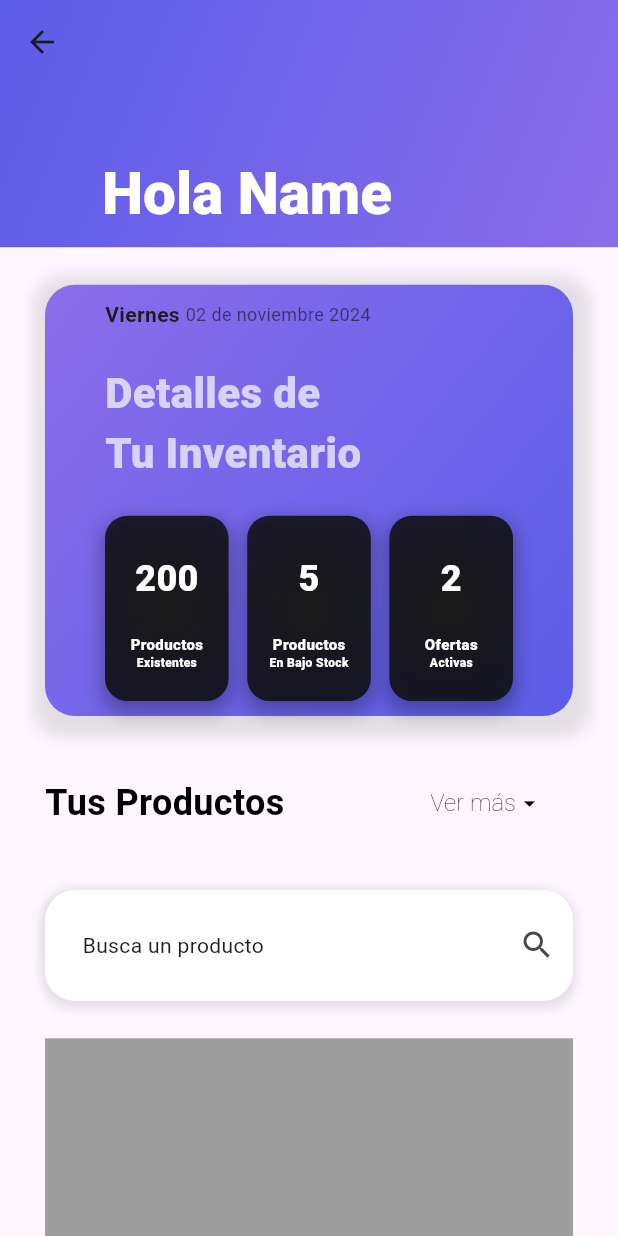
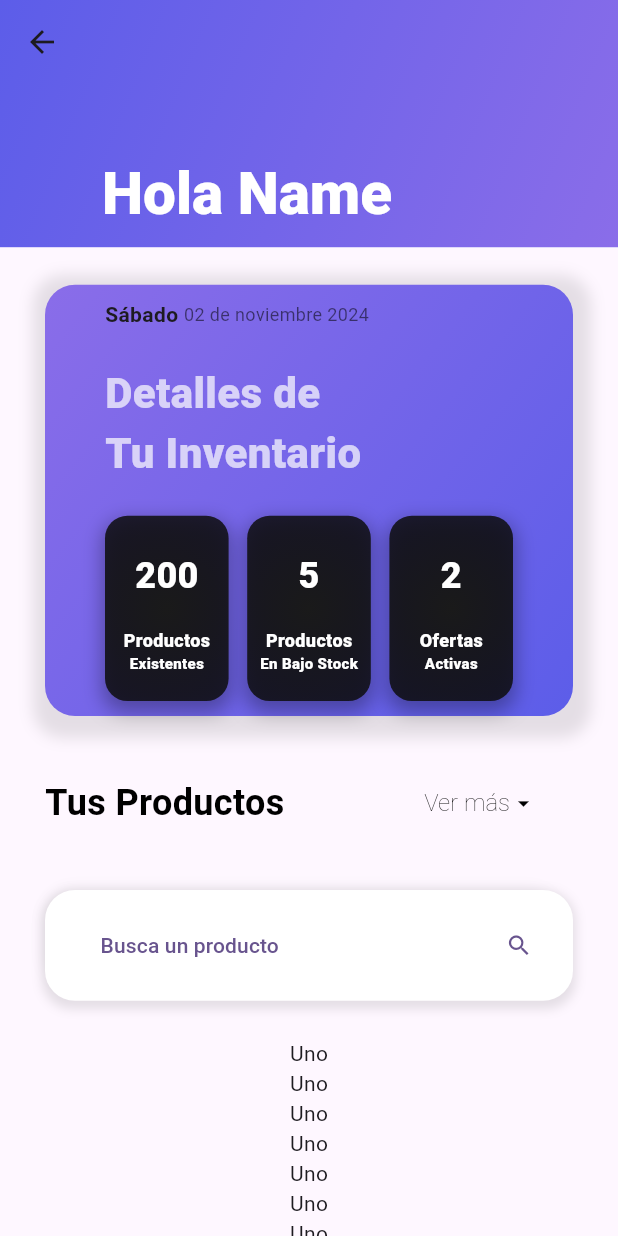
Before and after one commit to luisdavidAG/AppMovil_Tiendita, a Flutter app: the TuInventario_Screen screen opened directly, on a phone screen of 412 x 824 dp. Run offline on Flutter 3.47's test engine with Material 3 defaults, Android fonts, the phone set to English and light mode, and no system bars; Roboto replaces fonts that are missing (creditCardSecurityCode).

Commit message:
-Commit Luis David laptop -InventarioScrenn View Diseño terminado -Arreglar funcionalidades ala screen

```diff
--- a/tiendita/lib/screns/tuInventario_Screnn.dart
+++ b/tiendita/lib/screns/tuInventario_Screnn.dart
@@ -1,6 +1,5 @@
 import 'package:flutter/material.dart';
 import 'package:tiendita/widgets/Personalizados_Screnns/FeedBack_Inventario.dart';
-import 'package:tiendita/widgets/TuInventario/Tu_Inventario.dart';
 
 class TuInventario_Screen extends StatefulWidget {
   const TuInventario_Screen({super.key});
@@ -13,20 +12,29 @@ class _TuInventarioScreenState extends State<TuInventario_Screen> {
   //Padings constantes
   final double padings_H = 30;
   final double padings_V = 25;
+  final ScrollController _scrollController = ScrollController();
+  final GlobalKey _searchKey = GlobalKey();
 
-  //TODO GENERALES
-  //DO arreglar el feedback
-  //todo darle un diseño mas bonito a todo agregar UX ala screen y los colores sombras a cada uno
-  //DO agregar el icono hacia atras en el appbaner
-  //TOdo APPBANER darle animación que aparezca por primera vez cuando vena la screen
-  //todo agregar el buscador ahi se mostraran las cartas y que retraga el appbaner
+  // Calcula la posición del `SearchBar` y hace scroll hasta allí
+  void _scrollToSearchBar() {
+    final RenderBox renderBox = _searchKey.currentContext?.findRenderObject() as RenderBox;
+    final position = renderBox.localToGlobal(Offset.zero).dy + _scrollController.position.pixels;
+
+    _scrollController.animateTo(
+      position - kToolbarHeight, // Ajuste para compensar la altura del AppBar
+      duration: Duration(milliseconds: 500),
+      curve: Curves.easeInOut,
+    );
+  }
 
   @override
   Widget build(BuildContext context) {
     Size pantalla = MediaQuery.of(context).size;
     return Scaffold(
+      //backgroundColor: const Color(0xFF5C5DE9),
       body: SafeArea(
         child: CustomScrollView(
+          controller: _scrollController,
           slivers: [
             SliverAppBar(
               backgroundColor: const Color(0xFF5C5DE9),
@@ -38,19 +46,31 @@ class _TuInventarioScreenState extends State<TuInventario_Screen> {
                   double expansionFraction =
                       (constraints.maxHeight - kToolbarHeight) /
                           (pantalla.height * 0.2 - kToolbarHeight);
-
                   return FlexibleSpaceBar(
                     title: Row(
                       children: [
-                        SizedBox(width: 40), // Espacio entre ícono y texto
-                        Text(
-                          expansionFraction < 0.5 ? 'Inventario' : 'Hola Name',
+                        SizedBox(width: 40),
+                        TweenAnimationBuilder<double>(
+                          tween: Tween<double>(begin: 0.0, end: 1.0),
+                          duration: Duration(milliseconds: 800),
+                          builder: (context, value, child) {
+                            return Opacity(
+                              opacity: value,
+                              child: Transform.translate(
+                                offset: Offset(0, 0),
+                                child: Text(
+                                  expansionFraction < 0.5
+                                      ? 'Inventario'
+                                      : 'Hola Name',
                                   style: TextStyle(
-                              color: expansionFraction < 0.5
-                                  ? Colors.white
-                                  : Colors.white,
+                                    color: Colors.white,
                                     fontSize: expansionFraction < 0.5 ? 24 : 26,
-                              fontWeight: FontWeight.w900),
+                                    fontWeight: FontWeight.w900,
+                                  ),
+                                ),
+                              ),
+                            );
+                          },
                         ),
                       ],
                     ),
@@ -74,9 +94,7 @@ class _TuInventarioScreenState extends State<TuInventario_Screen> {
                         Opacity(
                           opacity: expansionFraction <= 0.5 ? 1 : 0,
                           child: Container(
-                            decoration: BoxDecoration(
                             color: const Color(0xFF5C5DE9),
-                            ),
                           ),
                         ),
                       ],
@@ -87,6 +105,8 @@ class _TuInventarioScreenState extends State<TuInventario_Screen> {
                 },
               ),
             ),
+
+            //Lista
             SliverList(
               delegate: SliverChildBuilderDelegate(
                 (context, index) => Padding(
@@ -99,8 +119,8 @@ class _TuInventarioScreenState extends State<TuInventario_Screen> {
                       //Este es el feedback. Creo que tendre que hacer uno por cada uno :,vvvv
                       const FBInventario(),
                       //Despues son los titulos
-                      //TODO Alienar los componentes del boton ver mas ala izquierda
                       Padding(
+                        key: _searchKey, // Asigna el GlobalKey al contenedor del título
                         padding: EdgeInsets.symmetric(vertical: padings_V),
                         child: Container(
                           height: pantalla.height * .08,
@@ -112,35 +132,29 @@ class _TuInventarioScreenState extends State<TuInventario_Screen> {
                                 'Tus Productos',
                                 style: TextStyle(
                                   decoration: TextDecoration.none,
-                                  fontFamily:
-                                      AutofillHints.creditCardSecurityCode,
+                                  fontFamily: AutofillHints.creditCardSecurityCode,
                                   fontSize: 24,
                                   color: Color.fromARGB(255, 0, 0, 0),
                                   fontWeight: FontWeight.bold,
                                 ),
                               ),
-                              const SizedBox(height: 100),
                               OutlinedButton(
+                                //Cuando se toque que va hacer
                                 onPressed: () {},
+                                //Estilo
                                 style: OutlinedButton.styleFrom(
-                                  foregroundColor:
-                                      const Color.fromARGB(255, 0, 0, 0),
+                                  foregroundColor: const Color.fromARGB(255, 0, 0, 0),
                                   side: BorderSide.none,
-                                  padding: const EdgeInsets.symmetric(
-                                    horizontal: 20,
-                                    vertical: 10,
-                                  ),
                                   textStyle: const TextStyle(
                                     decoration: TextDecoration.none,
-                                    fontFamily:
-                                        AutofillHints.creditCardSecurityCode,
+                                    fontFamily: AutofillHints.creditCardSecurityCode,
                                     fontSize: 16,
                                     fontWeight: FontWeight.w200,
                                     color: Color.fromARGB(255, 0, 0, 0),
                                   ),
                                 ),
                                 child: const Row(
-                                  mainAxisSize: MainAxisSize.min,
+                                  mainAxisAlignment: MainAxisAlignment.spaceBetween,
                                   children: [
                                     Text('Ver más'),
                                     Icon(
@@ -157,19 +171,18 @@ class _TuInventarioScreenState extends State<TuInventario_Screen> {
                       //y las cartas de los productos
                       //TODO Checar como puedo generar los productos en dos filas en un montón de columnas
                       //TODO O si no cambiar a solo una carta que se genere en columnas
-
-                      Container(
+                      SizedBox(
                         height: pantalla.height * .12,
                         width: pantalla.width,
-                        child: SearchBar(),
+                        child: SearchBar(onTap: _scrollToSearchBar),
                       ),
-                      Container(
-                        height: pantalla.height,
-                        width: pantalla.width,
-                        decoration: BoxDecoration(
-                          color: Colors.grey,
+                      // Generación de las cartas
+                      Column(
+                        children: List.generate(8, (index) {
+                          return Text('Uno');
+                        }),
                       ),
-                      )
+                      SizedBox(height: 100),
                     ],
                   ),
                 ),
@@ -185,22 +198,27 @@ class _TuInventarioScreenState extends State<TuInventario_Screen> {
 
 //buscador
 class SearchBar extends StatefulWidget {
-  const SearchBar({Key? key}) : super(key: key);
+  final VoidCallback onTap;
+
+  const SearchBar({Key? key, required this.onTap}) : super(key: key);
 
   @override
   State<SearchBar> createState() => _SearchBarState();
 }
 
-class _SearchBarState extends State<SearchBar>
-    with SingleTickerProviderStateMixin {
+class _SearchBarState extends State<SearchBar> with SingleTickerProviderStateMixin {
   bool _isActive = false;
   final double padings_V = 25;
-  //TODO decirle a chat pro que arregle el buscador
-  // no me gusta que este no este centrado
-  //cuando le de tap afuer del contenedor que se desactive
-  //que no nada mas le de tap a el icono se active si no que cuando le de tap al buscador
-  //cuando este activado qye el el Fb desaparesca
-  //que me muestre opcione de la busqueda
+  final FocusNode _focusNode = FocusNode();
+
+  final String busqueda = '';
+
+  @override
+  void dispose() {
+    _focusNode.dispose();
+    super.dispose();
+  }
+
   @override
   Widget build(BuildContext context) {
     return Padding(
@@ -224,6 +242,14 @@ class _SearchBarState extends State<SearchBar>
             ),
           ],
         ),
+        child: TextButton(
+          onPressed: () {
+            widget.onTap();
+            setState(() {
+              _isActive = true;
+              _focusNode.requestFocus();
+            });
+          },
           child: Row(
             mainAxisAlignment: MainAxisAlignment.start,
             children: [
@@ -244,19 +270,32 @@ class _SearchBarState extends State<SearchBar>
                         ? Container(
                             alignment: Alignment.centerLeft,
                             width: double.infinity,
-                          height: pantalla.height,
                             decoration: BoxDecoration(
                               color: const Color.fromARGB(255, 255, 255, 255),
                               borderRadius: BorderRadius.circular(20),
                             ),
+                            child: Focus(
+                              onFocusChange: (hasFocus) {
+                                if (!hasFocus) {
+                                  setState(() {
+                                    _isActive = false;
+                                  });
+                                }
+                              },
                               child: TextField(
-                            style: TextStyle(
+                                focusNode: _focusNode,
+                                onTap: () {
+                                  setState(() {
+                                    _isActive = true;
+                                  });
+                                },
+                                style: const TextStyle(
                                   color: Colors.black,
                                   fontSize: 18,
                                   fontWeight: FontWeight.w200,
                                 ),
                                 enableSuggestions: false,
-                            onChanged: (value) => '',
+                                onChanged: (value) => busqueda,
                                 decoration: InputDecoration(
                                   border: InputBorder.none,
                                   focusedBorder: InputBorder.none,
@@ -269,8 +308,10 @@ class _SearchBarState extends State<SearchBar>
                                       setState(() {
                                         _isActive = false;
                                       });
+                                      _focusNode.unfocus();
                                     },
                                     icon: const Icon(Icons.close),
+                                  ),
                                 ),
                               ),
                             ),
@@ -278,13 +319,12 @@ class _SearchBarState extends State<SearchBar>
                         : IconButton(
                             onPressed: () {
                               setState(() {
+                                widget.onTap();
                                 _isActive = true;
-                              //cscsc
+                                _focusNode.requestFocus();
                               });
                             },
-                          icon: const Icon(
-                            Icons.search,
-                          ),
+                            icon: const Icon(Icons.search),
                           ),
                   ),
                 ),
@@ -292,6 +332,7 @@ class _SearchBarState extends State<SearchBar>
             ],
           ),
         ),
+      ),
     );
   }
 }
--- a/tiendita/lib/widgets/Personalizados_Screnns/FeedBack_Inventario.dart
+++ b/tiendita/lib/widgets/Personalizados_Screnns/FeedBack_Inventario.dart
@@ -41,7 +41,7 @@ class _FBInventarioState extends State<FBInventario> {
       "diciembre"
     ];
 
-    String dayOfWeek = days[now.weekday - 1];
+    String dayOfWeek = days[now.weekday];
     String day = now.day.toString().padLeft(2, '0');
     String month = months[now.month - 1];
     String year = now.year.toString();
@@ -55,6 +55,8 @@ class _FBInventarioState extends State<FBInventario> {
     return Container(
       width: pantalla.width,
       padding: EdgeInsets.symmetric(horizontal: padings_H),
+
+      //decoracion del feednack
       decoration: BoxDecoration(
         borderRadius: BorderRadius.circular(20),
         gradient: const LinearGradient(
@@ -163,14 +165,14 @@ class _FBInventarioState extends State<FBInventario> {
                             style: TextStyle(
                                 color: Colors.white,
                                 fontWeight: FontWeight.w900,
-                                fontSize: 10),
+                                fontSize: 12),
                           ),
                           Text(
                             'Existentes',
                             style: TextStyle(
                                 color: Colors.white,
                                 fontWeight: FontWeight.w900,
-                                fontSize: 8),
+                                fontSize: 10),
                           ),
                         ],
                       ),
@@ -226,14 +228,14 @@ class _FBInventarioState extends State<FBInventario> {
                             style: TextStyle(
                                 color: Colors.white,
                                 fontWeight: FontWeight.w900,
-                                fontSize: 10),
+                                fontSize: 12),
                           ),
                           Text(
                             'En Bajo Stock',
                             style: TextStyle(
                                 color: Colors.white,
                                 fontWeight: FontWeight.w900,
-                                fontSize: 8),
+                                fontSize: 10),
                           ),
                         ],
                       ),
@@ -289,14 +291,14 @@ class _FBInventarioState extends State<FBInventario> {
                             style: TextStyle(
                                 color: Colors.white,
                                 fontWeight: FontWeight.w900,
-                                fontSize: 10),
+                                fontSize: 12),
                           ),
                           Text(
                             'Activas',
                             style: TextStyle(
                                 color: Colors.white,
                                 fontWeight: FontWeight.w900,
-                                fontSize: 8),
+                                fontSize: 10),
                           ),
                         ],
                       ),
```
Also changed, not shown: tiendita/lib/screns/home_Screnn.dart (+6 -1 lines), 1 other file. Lines whose indentation alone changed are shown as unchanged.
